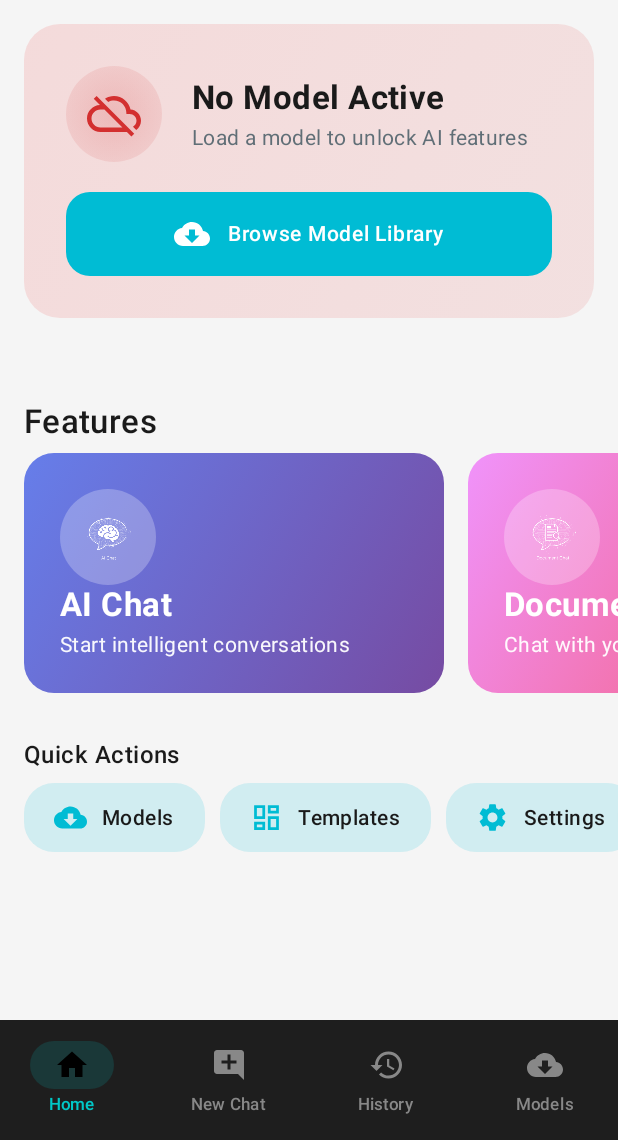
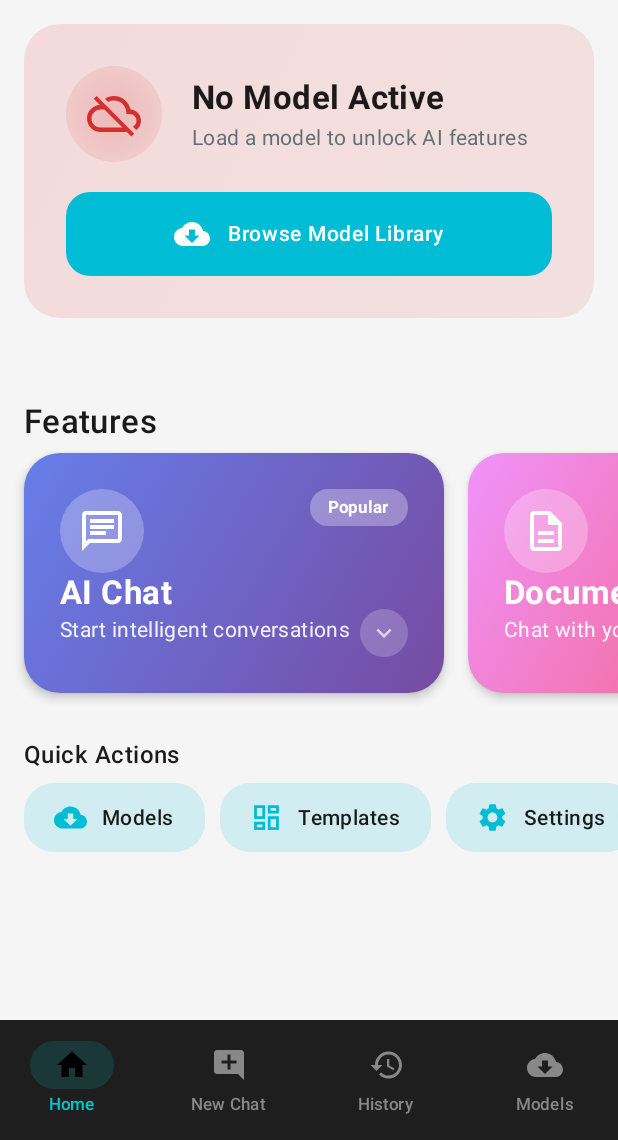
Before and after one commit to Soham-Kamathi/my_first_App, an Android app built with Jetpack Compose: the screen it shows after launch (MainActivity), on a phone screen of 412 x 824 dp, the part 96-1236 px from its top. Run offline under Robolectric (Android 15) with nearby library versions, the phone set to English and light mode, and no system bars; our stand-ins replace Dagger/Hilt's generated code, Room's generated code; libraries missing offline, so code that uses them is left out: org.bouncycastle.math.

Commit message:
improved featurescard

```diff
--- /dev/null
+++ b/app/src/main/java/com/localllm/app/ui/components/FeatureCard.kt
@@ -0,0 +1,448 @@
+package com.localllm.app.ui.components
+
+import androidx.compose.animation.*
+import androidx.compose.animation.core.*
+import androidx.compose.foundation.background
+import androidx.compose.foundation.clickable
+import androidx.compose.foundation.interaction.MutableInteractionSource
+import androidx.compose.foundation.layout.*
+import androidx.compose.foundation.shape.CircleShape
+import androidx.compose.foundation.shape.RoundedCornerShape
+import androidx.compose.material.icons.Icons
+import androidx.compose.material.icons.filled.*
+import androidx.compose.material3.*
+import androidx.compose.runtime.*
+import androidx.compose.ui.Alignment
+import androidx.compose.ui.Modifier
+import androidx.compose.ui.draw.clip
+import androidx.compose.ui.draw.scale
+import androidx.compose.ui.graphics.Brush
+import androidx.compose.ui.graphics.Color
+import androidx.compose.ui.graphics.vector.ImageVector
+import androidx.compose.ui.text.font.FontWeight
+import androidx.compose.ui.text.style.TextOverflow
+import androidx.compose.ui.unit.dp
+import androidx.compose.ui.unit.sp
+
+/**
+ * Premium Feature Card with smooth expand/collapse animation
+ * Inspired by loyalty card design patterns with Material 3 theming
+ */
+@Composable
+fun FeatureCard(
+    title: String,
+    subtitle: String,
+    icon: ImageVector,
+    gradient: List<Color>,
+    stats: String? = null,
+    badge: String? = null,
+    onCardClick: () -> Unit,
+    onActionClick: () -> Unit = onCardClick,
+    modifier: Modifier = Modifier
+) {
+    var isExpanded by remember { mutableStateOf(false) }
+
+    // Animation specs for smooth transitions
+    val animationSpec = tween<Float>(
+        durationMillis = 350,
+        easing = FastOutSlowInEasing
+    )
+
+    val scale by animateFloatAsState(
+        targetValue = if (isExpanded) 1.02f else 1f,
+        animationSpec = animationSpec,
+        label = "card_scale"
+    )
+
+    val height by animateDpAsState(
+        targetValue = if (isExpanded) 220.dp else 160.dp,
+        animationSpec = tween(
+            durationMillis = 350,
+            easing = FastOutSlowInEasing
+        ),
+        label = "card_height"
+    )
+
+    Card(
+        modifier = modifier
+            .width(280.dp)
+            .height(height)
+            .scale(scale)
+            .clickable(
+                indication = null,
+                interactionSource = remember { MutableInteractionSource() }
+            ) {
+                isExpanded = !isExpanded
+            },
+        shape = RoundedCornerShape(24.dp),
+        colors = CardDefaults.cardColors(
+            containerColor = Color.Transparent
+        ),
+        elevation = CardDefaults.cardElevation(
+            defaultElevation = if (isExpanded) 8.dp else 4.dp
+        )
+    ) {
+        Box(
+            modifier = Modifier
+                .fillMaxSize()
+                .background(
+                    brush = Brush.linearGradient(
+                        colors = gradient
+                    )
+                )
+        ) {
+            // Content changes based on expanded state
+            AnimatedContent(
+                targetState = isExpanded,
+                transitionSpec = {
+                    fadeIn(animationSpec = tween(300, delayMillis = 100)) +
+                            slideInVertically(
+                                animationSpec = tween(350),
+                                initialOffsetY = { it / 4 }
+                            ) togetherWith
+                            fadeOut(animationSpec = tween(200)) +
+                            slideOutVertically(
+                                animationSpec = tween(300),
+                                targetOffsetY = { -it / 4 }
+                            )
+                },
+                label = "card_content"
+            ) { expanded ->
+                if (expanded) {
+                    ExpandedCardContent(
+                        title = title,
+                        subtitle = subtitle,
+                        icon = icon,
+                        stats = stats,
+                        badge = badge,
+                        gradient = gradient,
+                        onClose = { isExpanded = false },
+                        onActionClick = onActionClick
+                    )
+                } else {
+                    CollapsedCardContent(
+                        title = title,
+                        subtitle = subtitle,
+                        icon = icon,
+                        stats = stats,
+                        badge = badge
+                    )
+                }
+            }
+        }
+    }
+}
+
+/**
+ * Collapsed state - Initial compact view
+ */
+@Composable
+private fun CollapsedCardContent(
+    title: String,
+    subtitle: String,
+    icon: ImageVector,
+    stats: String?,
+    badge: String?
+) {
+    Box(
+        modifier = Modifier
+            .fillMaxSize()
+            .padding(24.dp)
+    ) {
+        Column(
+            modifier = Modifier.fillMaxSize(),
+            verticalArrangement = Arrangement.SpaceBetween
+        ) {
+            // Top Section: Icon with badge
+            Row(
+                modifier = Modifier.fillMaxWidth(),
+                horizontalArrangement = Arrangement.SpaceBetween,
+                verticalAlignment = Alignment.Top
+            ) {
+                // Icon in circular container
+                Box(
+                    modifier = Modifier
+                        .size(56.dp)
+                        .clip(CircleShape)
+                        .background(Color.White.copy(alpha = 0.25f)),
+                    contentAlignment = Alignment.Center
+                ) {
+                    Icon(
+                        imageVector = icon,
+                        contentDescription = null,
+                        modifier = Modifier.size(32.dp),
+                        tint = Color.White
+                    )
+                }
+
+                // Badge (Status indicator)
+                badge?.let {
+                    Surface(
+                        shape = RoundedCornerShape(12.dp),
+                        color = Color.White.copy(alpha = 0.3f)
+                    ) {
+                        Text(
+                            text = it,
+                            modifier = Modifier.padding(horizontal = 12.dp, vertical = 6.dp),
+                            style = MaterialTheme.typography.labelSmall,
+                            fontWeight = FontWeight.Bold,
+                            color = Color.White
+                        )
+                    }
+                }
+            }
+
+            // Bottom Section: Title and subtitle
+            Column {
+                Text(
+                    text = title,
+                    style = MaterialTheme.typography.titleLarge,
+                    fontWeight = FontWeight.Bold,
+                    color = Color.White,
+                    maxLines = 1,
+                    overflow = TextOverflow.Ellipsis,
+                    letterSpacing = 0.3.sp
+                )
+
+                Spacer(modifier = Modifier.height(4.dp))
+
+                Text(
+                    text = subtitle,
+                    style = MaterialTheme.typography.bodyMedium,
+                    color = Color.White.copy(alpha = 0.9f),
+                    maxLines = 2,
+                    overflow = TextOverflow.Ellipsis
+                )
+
+                // Stats/Info at bottom
+                stats?.let {
+                    Spacer(modifier = Modifier.height(8.dp))
+                    Text(
+                        text = it,
+                        style = MaterialTheme.typography.labelMedium,
+                        color = Color.White.copy(alpha = 0.8f),
+                        fontWeight = FontWeight.SemiBold
+                    )
+                }
+            }
+        }
+
+        // Tap indicator - subtle hint
+        Box(
+            modifier = Modifier
+                .align(Alignment.BottomEnd)
+                .size(32.dp)
+                .clip(CircleShape)
+                .background(Color.White.copy(alpha = 0.2f)),
+            contentAlignment = Alignment.Center
+        ) {
+            Icon(
+                imageVector = Icons.Default.ExpandMore,
+                contentDescription = "Expand",
+                modifier = Modifier.size(20.dp),
+                tint = Color.White.copy(alpha = 0.7f)
+            )
+        }
+    }
+}
+
+/**
+ * Expanded state - Detailed view with action buttons
+ */
+@Composable
+private fun ExpandedCardContent(
+    title: String,
+    subtitle: String,
+    icon: ImageVector,
+    stats: String?,
+    badge: String?,
+    gradient: List<Color>,
+    onClose: () -> Unit,
+    onActionClick: () -> Unit
+) {
+    Box(
+        modifier = Modifier
+            .fillMaxSize()
+            .padding(24.dp)
+    ) {
+        Column(
+            modifier = Modifier.fillMaxSize(),
+            verticalArrangement = Arrangement.SpaceBetween
+        ) {
+            // Top Section: Compact header
+            Row(
+                modifier = Modifier.fillMaxWidth(),
+                horizontalArrangement = Arrangement.SpaceBetween,
+                verticalAlignment = Alignment.CenterVertically
+            ) {
+                // Smaller icon for expanded view
+                Row(
+                    verticalAlignment = Alignment.CenterVertically
+                ) {
+                    Box(
+                        modifier = Modifier
+                            .size(40.dp)
+                            .clip(CircleShape)
+                            .background(Color.White.copy(alpha = 0.25f)),
+                        contentAlignment = Alignment.Center
+                    ) {
+                        Icon(
+                            imageVector = icon,
+                            contentDescription = null,
+                            modifier = Modifier.size(24.dp),
+                            tint = Color.White
+                        )
+                    }
+
+                    Spacer(modifier = Modifier.width(12.dp))
+
+                    Column {
+                        Text(
+                            text = title,
+                            style = MaterialTheme.typography.titleMedium,
+                            fontWeight = FontWeight.Bold,
+                            color = Color.White
+                        )
+                        Text(
+                            text = subtitle,
+                            style = MaterialTheme.typography.labelSmall,
+                            color = Color.White.copy(alpha = 0.8f)
+                        )
+                    }
+                }
+
+                // Action icons row
+                Row(
+                    horizontalArrangement = Arrangement.spacedBy(8.dp)
+                ) {
+                    // Info button
+                    IconButton(
+                        onClick = { /* TODO: Show info */ },
+                        modifier = Modifier.size(32.dp)
+                    ) {
+                        Icon(
+                            imageVector = Icons.Default.Info,
+                            contentDescription = "Info",
+                            tint = Color.White.copy(alpha = 0.8f),
+                            modifier = Modifier.size(20.dp)
+                        )
+                    }
+
+                    // Close button
+                    IconButton(
+                        onClick = onClose,
+                        modifier = Modifier.size(32.dp)
+                    ) {
+                        Icon(
+                            imageVector = Icons.Default.Close,
+                            contentDescription = "Close",
+                            tint = Color.White,
+                            modifier = Modifier.size(20.dp)
+                        )
+                    }
+                }
+            }
+
+            // Middle Section: Feature highlights/barcode equivalent
+            Surface(
+                modifier = Modifier
+                    .fillMaxWidth()
+                    .height(60.dp),
+                shape = RoundedCornerShape(16.dp),
+                color = Color.White.copy(alpha = 0.2f)
+            ) {
+                Box(
+                    modifier = Modifier
+                        .fillMaxSize()
+                        .padding(horizontal = 16.dp),
+                    contentAlignment = Alignment.CenterStart
+                ) {
+                    Row(
+                        modifier = Modifier.fillMaxWidth(),
+                        horizontalArrangement = Arrangement.SpaceBetween,
+                        verticalAlignment = Alignment.CenterVertically
+                    ) {
+                        Column {
+                            Text(
+                                text = "Feature ID",
+                                style = MaterialTheme.typography.labelSmall,
+                                color = Color.White.copy(alpha = 0.7f)
+                            )
+                            Text(
+                                text = title.take(15).replace(" ", "-").uppercase(),
+                                style = MaterialTheme.typography.bodyMedium,
+                                fontWeight = FontWeight.Bold,
+                                color = Color.White,
+                                letterSpacing = 1.sp
+                            )
+                        }
+
+                        badge?.let {
+                            Surface(
+                                shape = RoundedCornerShape(8.dp),
+                                color = Color.White.copy(alpha = 0.3f)
+                            ) {
+                                Text(
+                                    text = it,
+                                    modifier = Modifier.padding(horizontal = 12.dp, vertical = 6.dp),
+                                    style = MaterialTheme.typography.labelSmall,
+                                    fontWeight = FontWeight.Bold,
+                                    color = Color.White
+                                )
+                            }
+                        }
+                    }
+                }
+            }
+
+            // Bottom Section: Action button
+            Button(
+                onClick = onActionClick,
+                modifier = Modifier
+                    .fillMaxWidth()
+                    .height(48.dp),
+                shape = RoundedCornerShape(16.dp),
+                colors = ButtonDefaults.buttonColors(
+                    containerColor = Color.White,
+                    contentColor = gradient.first()
+                ),
+                elevation = ButtonDefaults.buttonElevation(
+                    defaultElevation = 4.dp
+                )
+            ) {
+                Icon(
+                    imageVector = Icons.Default.ArrowForward,
+                    contentDescription = null,
+                    modifier = Modifier.size(20.dp)
+                )
+                Spacer(modifier = Modifier.width(8.dp))
+                Text(
+                    text = "Launch Feature",
+                    fontWeight = FontWeight.Bold,
+                    fontSize = 15.sp,
+                    letterSpacing = 0.5.sp
+                )
+            }
+        }
+
+        // Stats indicator if available
+        stats?.let {
+            Surface(
+                modifier = Modifier
+                    .align(Alignment.TopEnd)
+                    .offset(x = 8.dp, y = (-8).dp),
+                shape = CircleShape,
+                color = Color.White,
+                shadowElevation = 4.dp
+            ) {
+                Text(
+                    text = it,
+                    modifier = Modifier.padding(horizontal = 10.dp, vertical = 4.dp),
+                    style = MaterialTheme.typography.labelSmall,
+                    fontWeight = FontWeight.Bold,
+                    color = gradient.first()
+                )
+            }
+        }
+    }
+}
--- a/app/src/main/java/com/localllm/app/ui/screen/HomeScreen.kt
+++ b/app/src/main/java/com/localllm/app/ui/screen/HomeScreen.kt
@@ -32,6 +32,7 @@ import androidx.compose.ui.unit.sp
 import androidx.hilt.navigation.compose.hiltViewModel
 import com.localllm.app.R
 import com.localllm.app.inference.ModelLoadingState
+import com.localllm.app.ui.components.FeatureCard
 import com.localllm.app.ui.viewmodel.HomeViewModel
 import org.bouncycastle.math.raw.Mod
 
@@ -42,9 +43,10 @@ data class CoreFeatureCard(
     val id: String,
     val title: String,
     val description: String,
-    val icon: ImageVector? = null,
-    val drawableRes: Int? = null,
-    val gradient: List<Color>
+    val icon: ImageVector,
+    val gradient: List<Color>,
+    val stats: String? = null,
+    val badge: String? = null
 )
 
 /**
@@ -90,67 +92,53 @@ fun HomeScreen(
                 id = "chat",
                 title = "AI Chat",
                 description = "Start intelligent conversations",
-                drawableRes = R.drawable.ai_chat,
-                gradient = listOf(Color(0xFF667EEA), Color(0xFF764BA2))
+                icon = Icons.Outlined.Chat,
+                gradient = listOf(Color(0xFF667EEA), Color(0xFF764BA2)),
+                badge = "Popular",
+                stats = "24/7"
             ),
             CoreFeatureCard(
                 id = "document_chat",
                 title = "Document Chat",
                 description = "Chat with your PDFs & docs",
-                drawableRes = R.drawable.document_chat,
-                gradient = listOf(Color(0xFFF093FB), Color(0xFFF5576C))
+                icon = Icons.Outlined.Description,
+                gradient = listOf(Color(0xFFF093FB), Color(0xFFF5576C)),
+                badge = "New",
+                stats = "PDF"
             ),
             CoreFeatureCard(
                 id = "prompt_lab",
                 title = "Prompt Lab",
                 description = "Experiment & fine-tune",
-                drawableRes = R.drawable.prompt_lab,
-                gradient = listOf(Color(0xFF4FACFE), Color(0xFF00F2FE))
+                icon = Icons.Outlined.Science,
+                gradient = listOf(Color(0xFF4FACFE), Color(0xFF00F2FE)),
+                badge = "Pro",
+                stats = "Test"
             ),
             CoreFeatureCard(
                 id = "code_companion",
                 title = "Code Companion",
                 description = "Debug & optimize code",
-                drawableRes = R.drawable.code_completion,
-                gradient = listOf(Color(0xFF43E97B), Color(0xFF38F9D7))
+                icon = Icons.Outlined.Code,
+                gradient = listOf(Color(0xFF43E97B), Color(0xFF38F9D7)),
+                badge = "Beta",
+                stats = "Dev"
             ),
-//            FeatureCard(
-//                id = "templates",
-//                title = "Templates",
-//                description = "50+ pre-built conversation starters",
-//                icon = Icons.Outlined.Dashboard,
-//                gradient = listOf(Color(0xFF14B8A6), Color(0xFF0D9488)),
-//                route = "templates"
-//            ),
-//            FeatureCard(
-//                id = "flashcards",
-//                title = "Flashcards",
-//                description = "AI-generated study flashcards",
-//                icon = Icons.Outlined.Style,
-//                gradient = listOf(Color(0xFFF97316), Color(0xFFEA580C)),
-//                route = "flashcards"
-//            ),
-//            FeatureCard(
-//                id = "quiz",
-//                title = "Quiz Generator",
-//                description = "Create and take AI-powered quizzes",
-//                icon = Icons.Outlined.Quiz,
-//                gradient = listOf(Color(0xFFEC4899), Color(0xFFDB2777)),
-//                route = "quiz"
-//            ),
             CoreFeatureCard(
                 id = "ask_image",
                 title = "Ask Image",
                 description = "Visual AI analysis",
                 icon = Icons.Outlined.Image,
-                gradient = listOf(Color(0xFFFA709A), Color(0xFFFEE140))
+                gradient = listOf(Color(0xFFFA709A), Color(0xFFFEE140)),
+                stats = "Vision"
             ),
             CoreFeatureCard(
                 id = "audio_scribe",
                 title = "Audio Scribe",
                 description = "Speech to text locally",
                 icon = Icons.Outlined.Mic,
-                gradient = listOf(Color(0xFF30CFD0), Color(0xFF330867))
+                gradient = listOf(Color(0xFF30CFD0), Color(0xFF330867)),
+                stats = "STT"
             )
         )
     }
@@ -221,9 +209,24 @@ fun HomeScreen(
                         horizontalArrangement = Arrangement.spacedBy(16.dp)
                     ) {
                         items(coreFeatures) { feature ->
-                            CoreFeatureCardItem(
-                                feature = feature,
-                                onClick = {
+                            FeatureCard(
+                                title = feature.title,
+                                subtitle = feature.description,
+                                icon = feature.icon,
+                                gradient = feature.gradient,
+                                stats = feature.stats,
+                                badge = feature.badge,
+                                onCardClick = {
+                                    when (feature.id) {
+                                        "chat" -> onNavigateToChat(null)
+                                        "document_chat" -> onNavigateToDocumentChat()
+                                        "prompt_lab" -> onNavigateToPromptLab()
+                                        "code_companion" -> onNavigateToCodeCompanion()
+                                        "ask_image" -> onNavigateToAskImage()
+                                        "audio_scribe" -> onNavigateToAudioScribe()
+                                    }
+                                },
+                                onActionClick = {
                                     when (feature.id) {
                                         "chat" -> onNavigateToChat(null)
                                         "document_chat" -> onNavigateToDocumentChat()
@@ -765,91 +768,7 @@ private fun ModelErrorBanner(
 }
 
 // ============================================================================
-// III. FEATURE HUB (HORIZONTAL SCROLLING GRADIENT CARDS)
-// ============================================================================
-
-@Composable
-private fun CoreFeatureCardItem(
-    feature: CoreFeatureCard,
-    onClick: () -> Unit
-) {
-    Card(
-        modifier = Modifier
-            .width(280.dp)
-            .height(160.dp)
-            .clickable(onClick = onClick),
-        shape = RoundedCornerShape(20.dp),
-        colors = CardDefaults.cardColors(
-            containerColor = Color.Transparent
-        ),
-        elevation = CardDefaults.cardElevation(defaultElevation = 0.dp)
-    ) {
-        Box(
-            modifier = Modifier
-                .fillMaxSize()
-                .background(
-                    brush = Brush.linearGradient(
-                        colors = feature.gradient
-                    )
-                )
-                .padding(24.dp)
-        ) {
-            Column(
-                modifier = Modifier.fillMaxSize(),
-                verticalArrangement = Arrangement.SpaceBetween
-            ) {
-                // Icon - Use PNG if available, otherwise vector icon
-                Box(
-                    modifier = Modifier
-                        .size(64.dp)
-                        .clip(CircleShape)
-                        .background(Color.White.copy(alpha = 0.25f)),
-                    contentAlignment = Alignment.Center
-                ) {
-                    when {
-                        feature.drawableRes != null -> {
-                            Icon(
-                                painter = painterResource(id = feature.drawableRes),
-                                contentDescription = null,
-                                modifier = Modifier.size(250.dp),
-                                tint = Color.White
-                            )
-                        }
-                        feature.icon != null -> {
-                            Icon(
-                                imageVector = feature.icon,
-                                contentDescription = null,
-                                modifier = Modifier.size(36.dp),
-                                tint = Color.White
-                            )
-                        }
-                    }
-                }
-
-                // Text
-                Column {
-                    Text(
-                        text = feature.title,
-                        style = MaterialTheme.typography.titleLarge,
-                        fontWeight = FontWeight.Bold,
-                        color = Color.White,
-                        letterSpacing = 0.3.sp
-                    )
-                    Spacer(modifier = Modifier.height(6.dp))
-                    Text(
-                        text = feature.description,
-                        style = MaterialTheme.typography.bodyMedium,
-                        color = Color.White.copy(alpha = 0.95f),
-                        maxLines = 2,
-                        overflow = TextOverflow.Ellipsis,
-                        lineHeight = 20.sp
-                    )
-                }
-            }
-        }
-    }
-}// ============================================================================
-// IV. QUICK ACTIONS (HORIZONTAL CHIPS)
+// III. QUICK ACTIONS (HORIZONTAL CHIPS)
 // ============================================================================
 
 @Composable
```
